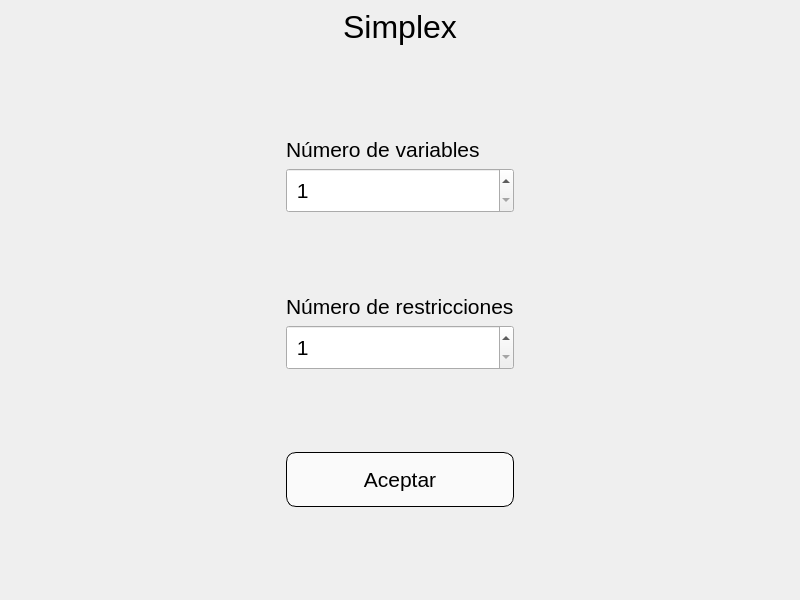
Above: GUI/mainwindow.ui from jcarloshg/PrimerProyecto_InvOpe_Simplex before the change. Below: the same form after it.
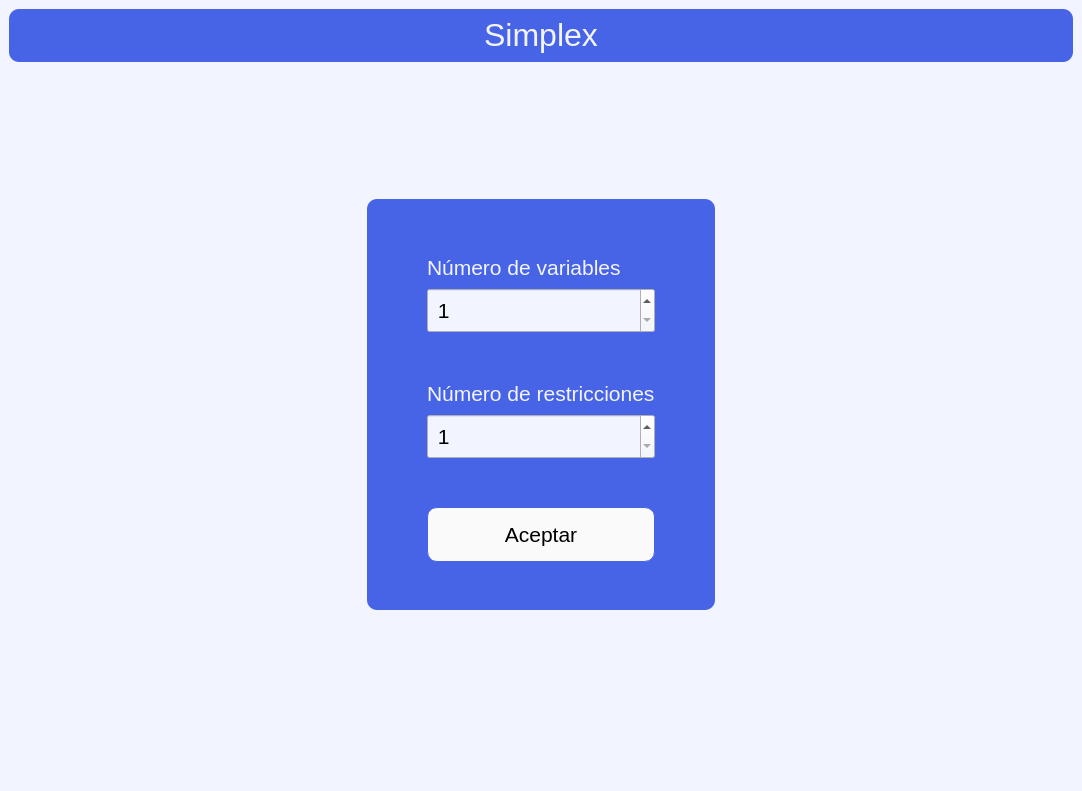
That is the form after the change. The open tabs and pages were chosen to show the change.

Patch:
```diff
--- a/GUI/mainwindow.ui
+++ b/GUI/mainwindow.ui
@@ -9,24 +9,43 @@
    <rect>
     <x>0</x>
     <y>0</y>
-    <width>800</width>
-    <height>600</height>
+    <width>1082</width>
+    <height>791</height>
    </rect>
   </property>
   <property name="windowTitle">
    <string>MainWindow</string>
   </property>
   <property name="styleSheet">
-   <string notr="true">*{
+   <string notr="true">* {
 	font: 16pt &quot;Arial&quot;;
+	background-color: #F2F4FF;
+}
+
+#main_titulo, #layout_1 {
+	border: none;
+	border-radius: 10px;
+	background-color: #4864E6;
+}
+
+#scrollArea {
+	border: none;
+	background-color: rgb(255, 255, 255);
 }
 
 #lbl_simplex {
 	font: 75 24pt &quot;Arial&quot;;
+	color: #F2F4FF;
+	background-color: #4864E6;
 }
 
-#btn_aceptar_1 {
-	border: 1px solid black;
+#lbl, #lbl_2 {
+	color: #F2F4FF;
+	background-color: #4864E6;
+}
+
+#btn_aceptar_1, #btn_aceptar_2 {
+	border: 1px solid #4864E6;
 	border-radius: 10px;
 	background-color: rgb(250, 250, 250);
 }
@@ -41,57 +60,21 @@
   </property>
   <widget class="QWidget" name="centralwidget">
    <layout class="QGridLayout" name="gridLayout_2">
-    <item row="0" column="0">
-     <spacer name="horizontalSpacer_3">
-      <property name="orientation">
-       <enum>Qt::Horizontal</enum>
-      </property>
-      <property name="sizeHint" stdset="0">
-       <size>
-        <width>40</width>
-        <height>20</height>
-       </size>
-      </property>
-     </spacer>
-    </item>
-    <item row="0" column="1">
-     <widget class="QLabel" name="lbl_simplex">
-      <property name="font">
-       <font>
-        <family>Arial</family>
-        <pointsize>24</pointsize>
-        <weight>9</weight>
-        <italic>false</italic>
-        <bold>false</bold>
-       </font>
-      </property>
-      <property name="text">
-       <string>&lt;html&gt;&lt;head/&gt;&lt;body&gt;&lt;p align=&quot;center&quot;&gt;Simplex&lt;/p&gt;&lt;/body&gt;&lt;/html&gt;</string>
-      </property>
-     </widget>
-    </item>
-    <item row="0" column="2">
-     <spacer name="horizontalSpacer_4">
-      <property name="orientation">
-       <enum>Qt::Horizontal</enum>
-      </property>
-      <property name="sizeHint" stdset="0">
-       <size>
-        <width>40</width>
-        <height>20</height>
-       </size>
-      </property>
-     </spacer>
-    </item>
-    <item row="1" column="0" colspan="3">
+    <item row="2" column="0" colspan="3">
      <widget class="QStackedWidget" name="stackedWidget">
+      <property name="minimumSize">
+       <size>
+        <width>1060</width>
+        <height>700</height>
+       </size>
+      </property>
       <property name="currentIndex">
        <number>1</number>
       </property>
       <widget class="QWidget" name="page">
        <layout class="QGridLayout" name="gridLayout">
-        <item row="7" column="1">
-         <spacer name="verticalSpacer_3">
+        <item row="11" column="1">
+         <spacer name="vS_6">
           <property name="orientation">
            <enum>Qt::Vertical</enum>
           </property>
@@ -103,9 +86,22 @@
           </property>
          </spacer>
         </item>
-        <item row="9" column="1">
-         <spacer name="verticalSpacer">
+        <item row="1" column="2" rowspan="10">
+         <spacer name="hS_4">
           <property name="orientation">
+           <enum>Qt::Horizontal</enum>
+          </property>
+          <property name="sizeHint" stdset="0">
+           <size>
+            <width>40</width>
+            <height>20</height>
+           </size>
+          </property>
+         </spacer>
+        </item>
+        <item row="1" column="1">
+         <spacer name="vS_3">
+          <property name="orientation">
            <enum>Qt::Vertical</enum>
           </property>
           <property name="sizeHint" stdset="0">
@@ -115,8 +111,93 @@
            </size>
           </property>
          </spacer>
+        </item>
+        <item row="1" column="0" rowspan="10">
+         <spacer name="hS_3">
+          <property name="orientation">
+           <enum>Qt::Horizontal</enum>
+          </property>
+          <property name="sizeHint" stdset="0">
+           <size>
+            <width>40</width>
+            <height>20</height>
+           </size>
+          </property>
+         </spacer>
+        </item>
+        <item row="2" column="1">
+         <widget class="QWidget" name="layout_1" native="true">
+          <layout class="QGridLayout" name="gridLayout_4">
+           <property name="leftMargin">
+            <number>8</number>
+           </property>
+           <property name="topMargin">
+            <number>8</number>
+           </property>
+           <property name="rightMargin">
+            <number>8</number>
+           </property>
+           <property name="bottomMargin">
+            <number>8</number>
+           </property>
+           <property name="spacing">
+            <number>8</number>
+           </property>
+           <item row="5" column="1">
+            <widget class="QSpinBox" name="spinRestricciones">
+             <property name="minimumSize">
+              <size>
+               <width>0</width>
+               <height>45</height>
+              </size>
+             </property>
+             <property name="font">
+              <font>
+               <family>Arial</family>
+               <pointsize>16</pointsize>
+              </font>
+             </property>
+             <property name="prefix">
+              <string> </string>
+             </property>
+             <property name="minimum">
+              <number>1</number>
+             </property>
+             <property name="maximum">
+              <number>10</number>
+             </property>
+            </widget>
         </item>
         <item row="8" column="1">
+            <spacer name="vS_2">
+             <property name="orientation">
+              <enum>Qt::Vertical</enum>
+             </property>
+             <property name="sizeHint" stdset="0">
+              <size>
+               <width>20</width>
+               <height>40</height>
+              </size>
+             </property>
+            </spacer>
+           </item>
+           <item row="6" column="1">
+            <spacer name="vS_5">
+             <property name="orientation">
+              <enum>Qt::Vertical</enum>
+             </property>
+             <property name="sizeType">
+              <enum>QSizePolicy::Fixed</enum>
+             </property>
+             <property name="sizeHint" stdset="0">
+              <size>
+               <width>20</width>
+               <height>40</height>
+              </size>
+             </property>
+            </spacer>
+           </item>
+           <item row="7" column="1">
          <widget class="QPushButton" name="btn_aceptar_1">
           <property name="minimumSize">
            <size>
@@ -138,8 +219,21 @@
           </property>
          </widget>
         </item>
-        <item row="2" column="1">
-         <widget class="QLabel" name="label">
+           <item row="4" column="1">
+            <widget class="QLabel" name="lbl_2">
+             <property name="font">
+              <font>
+               <family>Arial</family>
+               <pointsize>16</pointsize>
+              </font>
+             </property>
+             <property name="text">
+              <string>Número de restricciones</string>
+             </property>
+            </widget>
+           </item>
+           <item row="1" column="1">
+            <widget class="QLabel" name="lbl">
           <property name="font">
            <font>
             <family>Arial</family>
@@ -151,7 +245,20 @@
           </property>
          </widget>
         </item>
-        <item row="3" column="1">
+           <item row="0" column="0" rowspan="9">
+            <spacer name="hS_7">
+             <property name="orientation">
+              <enum>Qt::Horizontal</enum>
+             </property>
+             <property name="sizeHint" stdset="0">
+              <size>
+               <width>40</width>
+               <height>20</height>
+              </size>
+             </property>
+            </spacer>
+           </item>
+           <item row="2" column="1">
          <widget class="QSpinBox" name="spinVariables">
           <property name="minimumSize">
            <size>
@@ -172,15 +279,18 @@
            <number>1</number>
           </property>
           <property name="maximum">
-           <number>20</number>
+              <number>10</number>
           </property>
          </widget>
         </item>
-        <item row="1" column="1">
-         <spacer name="verticalSpacer_2">
+           <item row="3" column="1">
+            <spacer name="vS_4">
           <property name="orientation">
            <enum>Qt::Vertical</enum>
           </property>
+             <property name="sizeType">
+              <enum>QSizePolicy::Fixed</enum>
+             </property>
           <property name="sizeHint" stdset="0">
            <size>
             <width>20</width>
@@ -189,46 +299,8 @@
           </property>
          </spacer>
         </item>
-        <item row="5" column="1">
-         <widget class="QLabel" name="label_2">
-          <property name="font">
-           <font>
-            <family>Arial</family>
-            <pointsize>16</pointsize>
-           </font>
-          </property>
-          <property name="text">
-           <string>Número de restricciones</string>
-          </property>
-         </widget>
-        </item>
-        <item row="6" column="1">
-         <widget class="QSpinBox" name="spinRestricciones">
-          <property name="minimumSize">
-           <size>
-            <width>0</width>
-            <height>45</height>
-           </size>
-          </property>
-          <property name="font">
-           <font>
-            <family>Arial</family>
-            <pointsize>16</pointsize>
-           </font>
-          </property>
-          <property name="prefix">
-           <string> </string>
-          </property>
-          <property name="minimum">
-           <number>1</number>
-          </property>
-          <property name="maximum">
-           <number>20</number>
-          </property>
-         </widget>
-        </item>
-        <item row="2" column="0" rowspan="2">
-         <spacer name="horizontalSpacer">
+           <item row="0" column="2" rowspan="9">
+            <spacer name="hS_8">
           <property name="orientation">
            <enum>Qt::Horizontal</enum>
           </property>
@@ -240,22 +312,9 @@
           </property>
          </spacer>
         </item>
-        <item row="2" column="2" rowspan="2">
-         <spacer name="horizontalSpacer_2">
+           <item row="0" column="1">
+            <spacer name="vS_9">
           <property name="orientation">
-           <enum>Qt::Horizontal</enum>
-          </property>
-          <property name="sizeHint" stdset="0">
-           <size>
-            <width>40</width>
-            <height>20</height>
-           </size>
-          </property>
-         </spacer>
-        </item>
-        <item row="4" column="1">
-         <spacer name="verticalSpacer_4">
-          <property name="orientation">
            <enum>Qt::Vertical</enum>
           </property>
           <property name="sizeHint" stdset="0">
@@ -265,6 +324,9 @@
            </size>
           </property>
          </spacer>
+           </item>
+          </layout>
+         </widget>
         </item>
        </layout>
       </widget>
@@ -331,6 +393,80 @@
         </item>
        </layout>
       </widget>
+      <widget class="QWidget" name="page_3">
+       <layout class="QGridLayout" name="gridLayout_6">
+        <item row="0" column="0">
+         <widget class="QTextEdit" name="textEdit">
+          <property name="readOnly">
+           <bool>true</bool>
+          </property>
+         </widget>
+        </item>
+       </layout>
+      </widget>
+     </widget>
+    </item>
+    <item row="0" column="0" colspan="3">
+     <widget class="QWidget" name="main_titulo" native="true">
+      <layout class="QHBoxLayout" name="titulo">
+       <property name="spacing">
+        <number>8</number>
+       </property>
+       <property name="leftMargin">
+        <number>8</number>
+       </property>
+       <property name="topMargin">
+        <number>8</number>
+       </property>
+       <property name="rightMargin">
+        <number>8</number>
+       </property>
+       <property name="bottomMargin">
+        <number>8</number>
+       </property>
+       <item>
+        <spacer name="hS_5">
+         <property name="orientation">
+          <enum>Qt::Horizontal</enum>
+         </property>
+         <property name="sizeHint" stdset="0">
+          <size>
+           <width>40</width>
+           <height>20</height>
+          </size>
+         </property>
+        </spacer>
+       </item>
+       <item>
+        <widget class="QLabel" name="lbl_simplex">
+         <property name="font">
+          <font>
+           <family>Arial</family>
+           <pointsize>24</pointsize>
+           <weight>9</weight>
+           <italic>false</italic>
+           <bold>false</bold>
+          </font>
+         </property>
+         <property name="text">
+          <string>&lt;html&gt;&lt;head/&gt;&lt;body&gt;&lt;p align=&quot;center&quot;&gt;Simplex&lt;/p&gt;&lt;/body&gt;&lt;/html&gt;</string>
+         </property>
+        </widget>
+       </item>
+       <item>
+        <spacer name="hS_6">
+         <property name="orientation">
+          <enum>Qt::Horizontal</enum>
+         </property>
+         <property name="sizeHint" stdset="0">
+          <size>
+           <width>40</width>
+           <height>20</height>
+          </size>
+         </property>
+        </spacer>
+       </item>
+      </layout>
      </widget>
     </item>
    </layout>
```
Left out of the diff: 167 changed lines with no effect on the pictures. Lines whose indentation alone changed are shown as unchanged.
